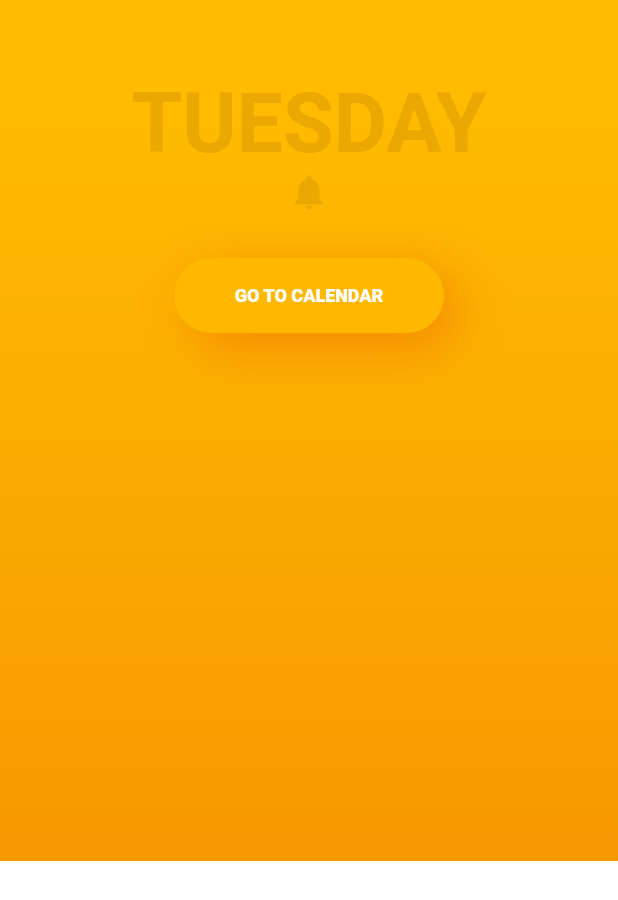
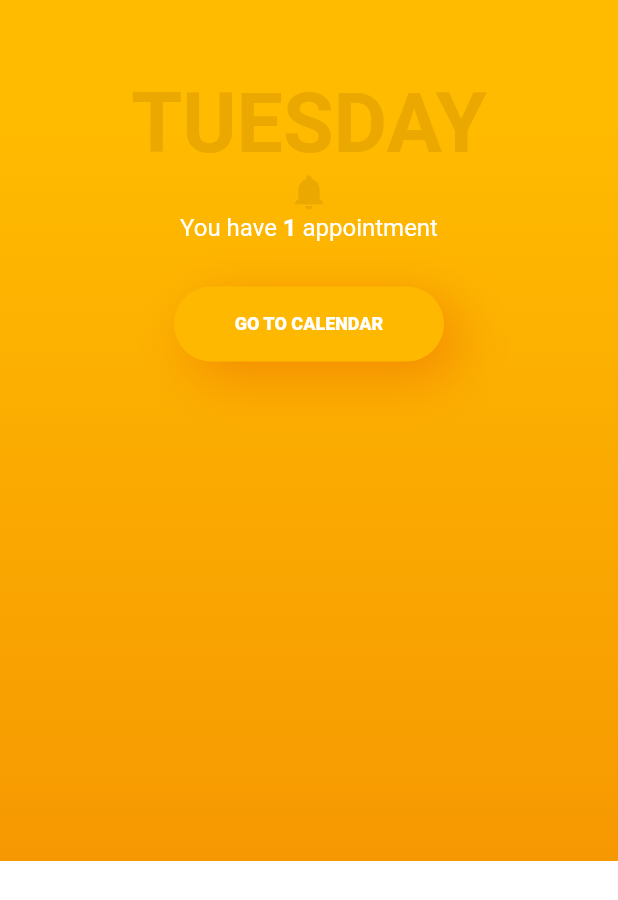
Before and after one commit to hespinoza01/flutter_wheater_appV1, a Flutter app: the Header screen opened directly, on a phone screen of 412 x 824 dp. Shown: the top 900 px of the screen. Run offline on Flutter 3.47's test engine with Material 2 defaults, Android fonts, the phone set to English and light mode, and no system bars.

Commit message:
Añadido el resto del texto decorativo al Header widget, también se realizó la invocación del widget e el main

```diff
--- a/lib/Header.dart
+++ b/lib/Header.dart
@@ -69,6 +69,22 @@ class Header extends StatelessWidget{
                   size: 28.0,
                 ),
 
+                RichText(
+                  text: TextSpan(
+                    text: "You have ",
+                    style: TextStyle( color: Colors.white, fontSize: 16.0 ),
+                    children: <TextSpan>[
+                      TextSpan(
+                        text: "1 ",
+                        style: TextStyle( fontWeight: FontWeight.bold )
+                      ),
+                      TextSpan(
+                        text: "appointment"
+                      )
+                    ]
+                  )
+                ),
+
                 button
               ],
             ),
```
Also changed, not shown: lib/main.dart (+2 -95 lines).
